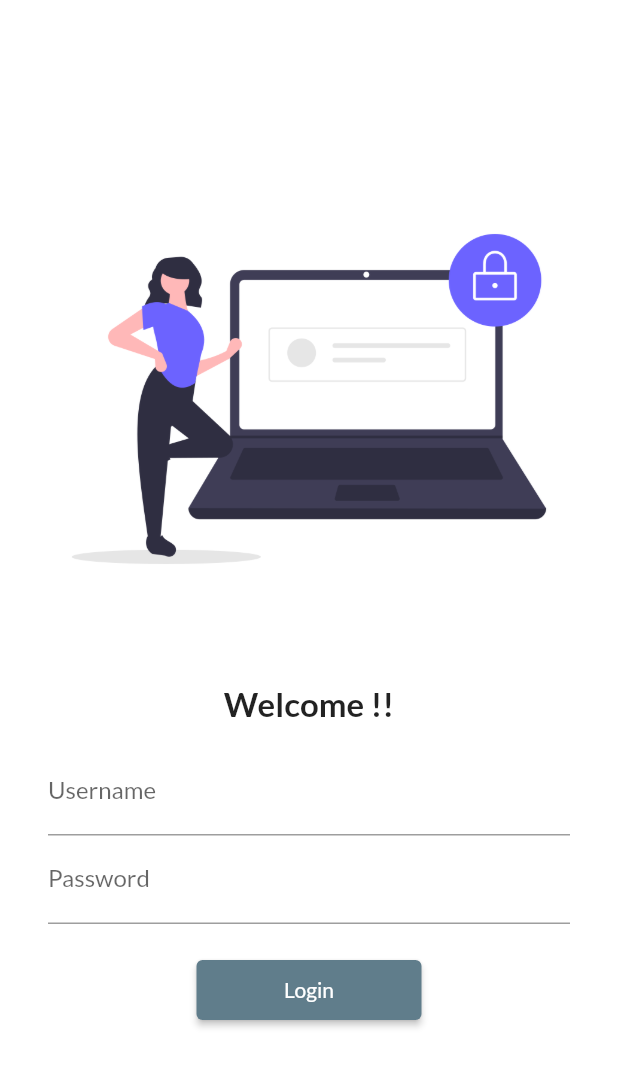
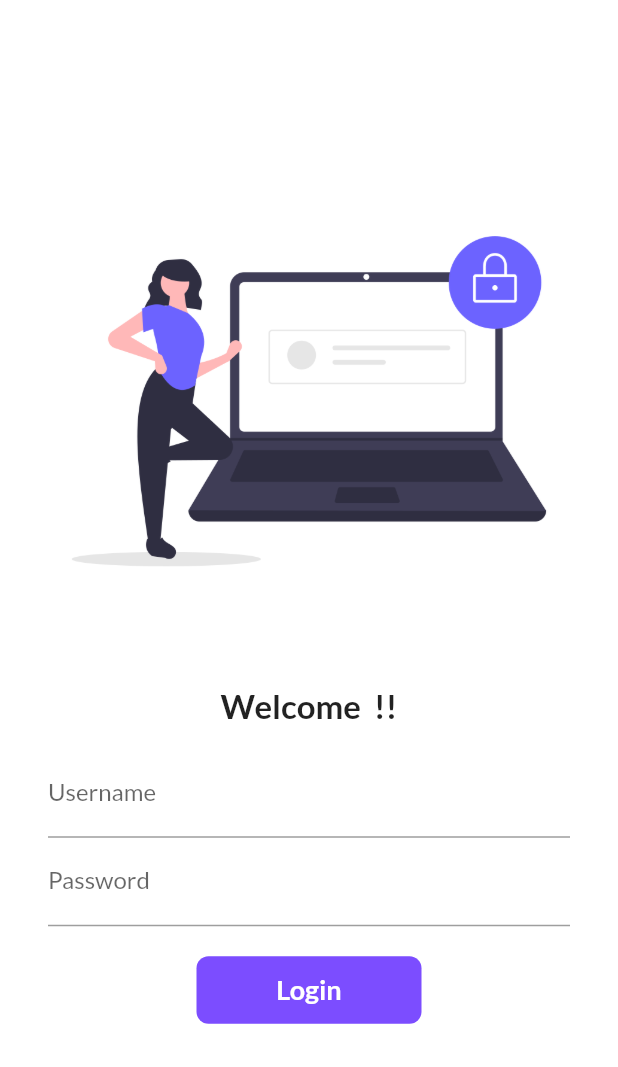
Before and after one commit to KishnaBansal/StartingFlutter, a Flutter app: the screen it shows after launch, on a phone screen of 412 x 824 dp. Shown: the top 1067 px of the screen. Run offline on Flutter 3.47's test engine with Material 2 defaults, Android fonts, the phone set to English and light mode, and no system bars; our stand-ins replace google_fonts.

Commit message:
done with day6

```diff
--- a/lib/pages/login_page.dart
+++ b/lib/pages/login_page.dart
@@ -1,11 +1,19 @@
 import 'package:catalog_app/util/routes.dart';
 import 'package:flutter/material.dart';
 
-class LoginPage extends StatelessWidget {
+class LoginPage extends StatefulWidget {
   const LoginPage({super.key});
 
   @override
-  Widget build(BuildContext context) {
+  State<LoginPage> createState() => _LoginPageState();
+}
+
+class _LoginPageState extends State<LoginPage> {
+  String name = "";
+  bool changeButton = false;
+
+  @override
+  Widget build(context) {
     return Material(
       color: Colors.white,
       child: Center(
@@ -19,9 +27,10 @@ class LoginPage extends StatelessWidget {
               const SizedBox(
                 height: 48,
               ),
-              const Text(
-                "Welcome !!",
-                style: TextStyle(fontSize: 22, fontWeight: FontWeight.bold),
+              Text(
+                "Welcome $name !!",
+                style:
+                    const TextStyle(fontSize: 22, fontWeight: FontWeight.bold),
               ),
               Padding(
                 padding: const EdgeInsets.symmetric(
@@ -33,6 +42,10 @@ class LoginPage extends StatelessWidget {
                         hintText: "Enter Username",
                         labelText: "Username",
                       ),
+                      onChanged: (value) {
+                        name = value;
+                        setState(() {});
+                      },
                     ),
                     TextFormField(
                       obscureText: true,
@@ -44,14 +57,47 @@ class LoginPage extends StatelessWidget {
                     const SizedBox(
                       height: 20,
                     ),
-                    ElevatedButton(
-                      child: Text("Login"),
-                      style: TextButton.styleFrom(
-                          minimumSize: const Size(150, 40)),
-                      onPressed: () {
+
+                    InkWell(
+                      onTap: () async {
+
+                        setState(() {
+                          changeButton = true;
+                        });
+                        await Future.delayed(const Duration(seconds: 1),);
                         Navigator.pushNamed(context, MyRoutes.homeRoute);
                       },
+                      child: AnimatedContainer(
+                        duration: const Duration(seconds: 1),
+                        width: changeButton? 50 : 150,
+                        height: 45,
+                        alignment: Alignment.center,
+                        child: changeButton? const Icon(Icons.done,
+                            color: Color.fromARGB(239, 255, 255, 255),
+                        )
+                        : const Text(
+                          "Login",
+                          style: TextStyle(
+                              color: Color.fromARGB(255, 255, 255, 255),
+                              fontSize: 18,
+                              fontWeight: FontWeight.bold),
+                        ),
+                        decoration: BoxDecoration(
+                            color: Colors.deepPurpleAccent,
+                            //shape: changeButton? BoxShape.circle : BoxShape.rectangle,
+                            borderRadius: BorderRadius.circular(changeButton? 50 : 8)
+                            ),
+                      ),
                     ),
+
+                    // ElevatedButton(
+                    //   child: Text("Login"),
+                    //   style: TextButton.styleFrom(
+                    //       minimumSize: const Size(150, 40)),
+                    //   onPressed: () {
+                    //     Navigator.pushNamed(context, MyRoutes.homeRoute);
+                    //   },
+                    // ),
                   ],
                 ),
               )
```
